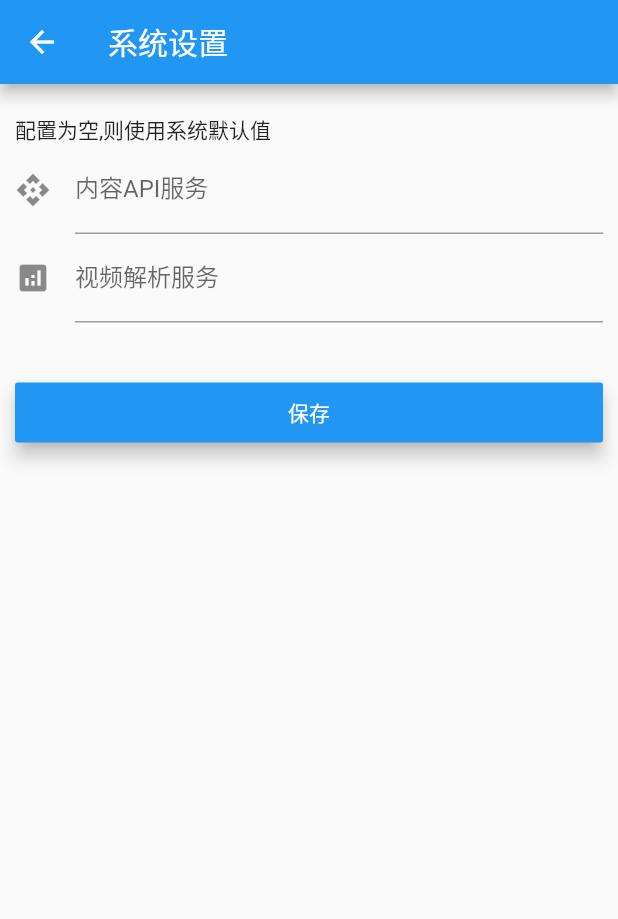
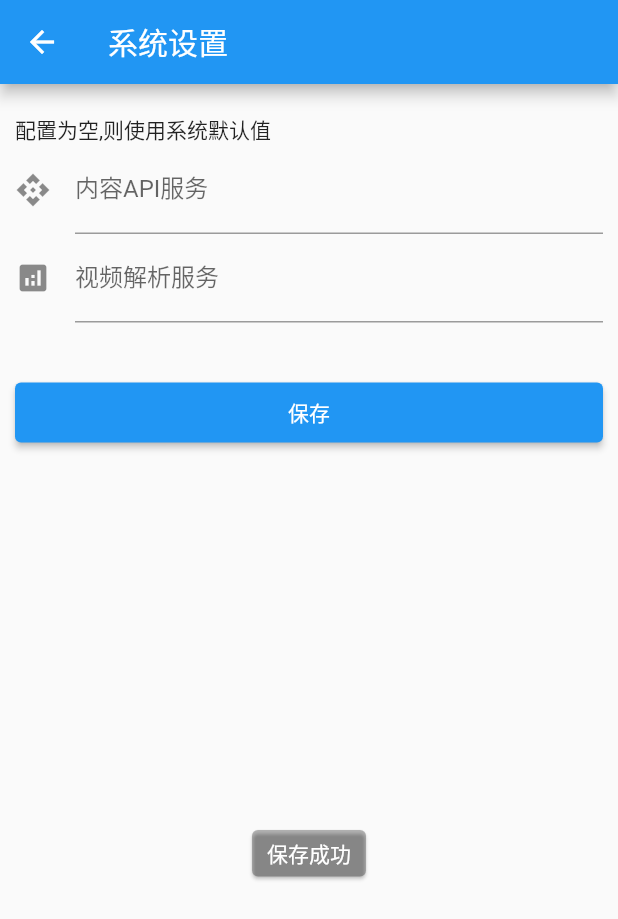
Before and after one commit to suconghou/u2flutter, a Flutter app: the SettingsPage screen opened by its route, after a tap on "保存", on a phone screen of 412 x 824 dp. Shown: the top 919 px of the screen. Run offline on Flutter 3.47's test engine with Material 2 defaults, Android fonts, the phone set to English and light mode, and no system bars; our stand-ins replace shared_preferences, video_player; accounts and stored records are empty; network calls fail.

Commit message:
fix: save

```diff
--- a/lib/ui/pages/CListVideos.dart
+++ b/lib/ui/pages/CListVideos.dart
@@ -6,7 +6,7 @@ import '../widgets/VideoGridWidget.dart';
 class CListVideos extends StatelessWidget {
   @override
   Widget build(BuildContext context) {
-    dynamic item = ModalRoute.of(context).settings.arguments;
+    dynamic item = ModalRoute.of(context)?.settings.arguments;
     String title = getVideoTitle(item);
     String playlistId = item["id"];
     return Scaffold(
--- a/lib/ui/pages/LoadingPageState.dart
+++ b/lib/ui/pages/LoadingPageState.dart
@@ -8,7 +8,7 @@ abstract class LoadingPageState<P extends StatefulWidget> extends State<P>
   LoadingStatus _status = LoadingStatus.NONE;
   int _page = 1;
 
-  StreamSubscription _fetchDataStream;
+  late StreamSubscription _fetchDataStream;
 
   Future<List> fetchData(int page);
 
--- a/lib/ui/pages/MainPage.dart
+++ b/lib/ui/pages/MainPage.dart
@@ -11,7 +11,7 @@ class MainPage extends StatefulWidget {
 }
 
 class _MainPageState extends State with SingleTickerProviderStateMixin {
-  TabController _controller;
+  late TabController _controller;
   @override
   void initState() {
     super.initState();
--- a/lib/ui/pages/RouteNotFoundPage.dart
+++ b/lib/ui/pages/RouteNotFoundPage.dart
@@ -1,9 +1,9 @@
 import 'package:flutter/material.dart';
 
 class RouteNotFoundPage extends StatelessWidget {
-  final String page;
+  final String? page;
 
-  const RouteNotFoundPage({Key key, this.page}) : super(key: key);
+  const RouteNotFoundPage({required this.page});
 
   @override
   Widget build(BuildContext context) {
--- a/lib/ui/pages/SearchPage.dart
+++ b/lib/ui/pages/SearchPage.dart
@@ -21,7 +21,7 @@ class SearchPageDelegate extends SearchDelegate<Map> {
           icon: Icon(Icons.clear),
           onPressed: () {
             if (query.isEmpty) {
-              close(context, null);
+              close(context, Map());
             } else {
               query = "";
               showSuggestions(context);
@@ -38,7 +38,7 @@ class SearchPageDelegate extends SearchDelegate<Map> {
           progress: transitionAnimation,
         ),
         onPressed: () {
-          close(context, null);
+          close(context, Map());
         });
   }
 
@@ -104,7 +104,7 @@ class SuggestionPage extends StatelessWidget {
                   });
             } else {
               return Center(
-                child: FlatButton(
+                child: TextButton(
                   child: Text("加载失败"),
                   onPressed: () => {},
                 ),
--- a/lib/ui/pages/SettingsPage.dart
+++ b/lib/ui/pages/SettingsPage.dart
@@ -33,11 +33,8 @@ class SettingsPage extends StatelessWidget {
           Container(
             margin: EdgeInsets.symmetric(vertical: 40),
             height: 40,
-            child: RaisedButton(
+            child: ElevatedButton(
               child: Text("保存"),
-              textColor: Colors.white,
-              color: Colors.blue[500],
-              elevation: 5,
               onPressed: () async {
                 if (baseUrl.value.text.isEmpty) {
                   await Store.remove(_baseUrlKey);
--- a/lib/ui/pages/SharePage.dart
+++ b/lib/ui/pages/SharePage.dart
@@ -1,11 +1,11 @@
 import 'package:flutter/material.dart';
 
-class DownloadPage extends StatelessWidget {
+class SharePage extends StatelessWidget {
   @override
   Widget build(BuildContext context) {
     return Scaffold(
       appBar: AppBar(
-        title: Text("下载管理"),
+        title: Text("投屏助手"),
       ),
       body: Center(
         child: Column(
--- a/lib/ui/utils/toast.dart
+++ b/lib/ui/utils/toast.dart
@@ -1,19 +1,19 @@
 import 'package:flutter/material.dart';
 
 class Toast {
-  static OverlayEntry _overlayEntry; //toast靠它加到屏幕上
+  static OverlayEntry? _overlayEntry; //toast靠它加到屏幕上
   static bool _showing = false; //toast是否正在showing
-  static DateTime _startedTime; //开启一个新toast的当前时间，用于对比是否已经展示了足够时间
-  static String _msg;
+  static DateTime _startedTime =
+      DateTime.now(); //开启一个新toast的当前时间，用于对比是否已经展示了足够时间
+  static String _msg = "";
   static void toast(
     BuildContext context,
     String msg,
   ) async {
-    assert(msg != null);
     _msg = msg;
     _startedTime = DateTime.now();
     //获取OverlayState
-    OverlayState overlayState = Overlay.of(context);
+    OverlayState overlayState = Overlay.of(context)!;
     _showing = true;
     if (_overlayEntry == null) {
       _overlayEntry = OverlayEntry(
@@ -34,17 +34,17 @@ class Toast {
                       ),
                     )),
               ));
-      overlayState.insert(_overlayEntry);
+      overlayState.insert(_overlayEntry!);
     } else {
       //重新绘制UI，类似setState
-      _overlayEntry.markNeedsBuild();
+      _overlayEntry!.markNeedsBuild();
     }
     await Future.delayed(Duration(milliseconds: 2000)); //等待两秒
 
     //2秒后 到底消失不消失
     if (DateTime.now().difference(_startedTime).inMilliseconds >= 2000) {
       _showing = false;
-      _overlayEntry.markNeedsBuild();
+      _overlayEntry!.markNeedsBuild();
     }
   }
 
--- a/lib/ui/widgets/ChannalPlayList.dart
+++ b/lib/ui/widgets/ChannalPlayList.dart
@@ -4,7 +4,7 @@ import '../../utils/videoInfo.dart';
 class ChannelPlayList extends StatelessWidget {
   final List list;
   final ScrollController controller;
-  ChannelPlayList(this.list,{this.controller});
+  ChannelPlayList(this.list, {required this.controller});
   @override
   Widget build(BuildContext context) {
     return ListView(
--- a/lib/ui/widgets/FavVideoList.dart
+++ b/lib/ui/widgets/FavVideoList.dart
@@ -22,7 +22,7 @@ class FavVideoList extends StatelessWidget {
               );
             } else {
               return Center(
-                child: FlatButton(
+                child: TextButton(
                   child: Text("加载失败"),
                   onPressed: () => {},
                 ),
@@ -47,7 +47,7 @@ class FavVideoList extends StatelessWidget {
               return _body(context, snapshot.data);
             } else {
               return Center(
-                child: FlatButton(
+                child: TextButton(
                   child: Text("加载失败"),
                   onPressed: () => {},
                 ),
--- a/lib/ui/widgets/HomeDrawer.dart
+++ b/lib/ui/widgets/HomeDrawer.dart
@@ -51,9 +51,9 @@ class HomeDrawer extends StatelessWidget {
                 ),
                 trailing: Icon(Icons.chevron_right,
                     color: Theme.of(context).primaryColor),
-                title: Text("下载管理"),
+                title: Text("投屏助手"),
                 onTap: () {
-                  Navigator.pushNamed(context, "/download");
+                  Navigator.pushNamed(context, "/share");
                 },
               ),
               ListTile(
--- a/lib/ui/widgets/HomeTabView.dart
+++ b/lib/ui/widgets/HomeTabView.dart
@@ -14,7 +14,7 @@ class HomeTabView extends StatefulWidget {
 
 class _HomeTabViewState extends State {
   int videoCategoryId;
-  Future _refresh;
+  late Future _refresh;
 
   _HomeTabViewState(this.videoCategoryId) {
     _refresh = api.mostPopularVideos(videoCategoryId: videoCategoryId);
@@ -30,7 +30,7 @@ class _HomeTabViewState extends State {
               return _body(snapshot.data);
             } else {
               return Center(
-                child: FlatButton(
+                child: TextButton(
                   child: Text("加载失败，点击重试"),
                   onPressed: () => refresh(),
                 ),
--- a/lib/ui/widgets/LoadingStatus.dart
+++ b/lib/ui/widgets/LoadingStatus.dart
@@ -8,7 +8,7 @@ Widget getWidgetByLoadingStatus(LoadingStatus status, VoidCallback onRefresh,
       return Center(child: CircularProgressIndicator());
     case LoadingStatus.ERROR:
       return Center(
-        child: FlatButton(
+        child: TextButton(
             onPressed: onRefresh, child: Center(child: Text(errText))),
       );
     case LoadingStatus.NO_MORE:
@@ -20,5 +20,4 @@ Widget getWidgetByLoadingStatus(LoadingStatus status, VoidCallback onRefresh,
     case LoadingStatus.NONE:
       return Container();
   }
-  return null;
 }
--- a/lib/ui/widgets/VideoGridWidget.dart
+++ b/lib/ui/widgets/VideoGridWidget.dart
@@ -168,7 +168,7 @@ Widget buildSignleVideoItem(BuildContext context, dynamic item) {
 class VideoGridWidget extends StatelessWidget {
   final List list;
   bool grid;
-  ScrollController controller;
+  ScrollController? controller;
   VideoGridWidget(this.list, {this.grid = true, this.controller});
 
   @override
--- a/lib/ui/widgets/VideoListBuilder.dart
+++ b/lib/ui/widgets/VideoListBuilder.dart
@@ -16,7 +16,7 @@ class VideoListBuilder {
               return _body(snapshot.data);
             } else {
               return Center(
-                child: FlatButton(
+                child: TextButton(
                   child: Text("加载失败，点击重试"),
                   onPressed: () => refresh(),
                 ),
--- a/lib/ui/widgets/VideoStreamPlayer.dart
+++ b/lib/ui/widgets/VideoStreamPlayer.dart
@@ -12,7 +12,7 @@ class VideoStreamPlayer extends StatefulWidget {
 }
 
 class _VideoStreamPlayerState extends State {
-  VideoPlayerController _controller;
+  late VideoPlayerController _controller;
   String videoId;
 
   _VideoStreamPlayerState(this.videoId);
@@ -88,8 +88,8 @@ class _PlayPauseOverlay extends StatefulWidget {
 }
 
 class _PlayPauseOverlayState extends State {
-  final VideoPlayerController controller;
-  bool playing;
+  late final VideoPlayerController controller;
+  bool playing = false;
 
   _PlayPauseOverlayState(this.controller);
 
```
Also changed, not shown: lib/ui/pages/ChannelPage.dart (+3 -4 lines), lib/ui/pages/PlayPage.dart (+7 -8 lines), lib/ui/widgets/FavChannelList.dart (+4 -4 lines), pubspec.lock.
